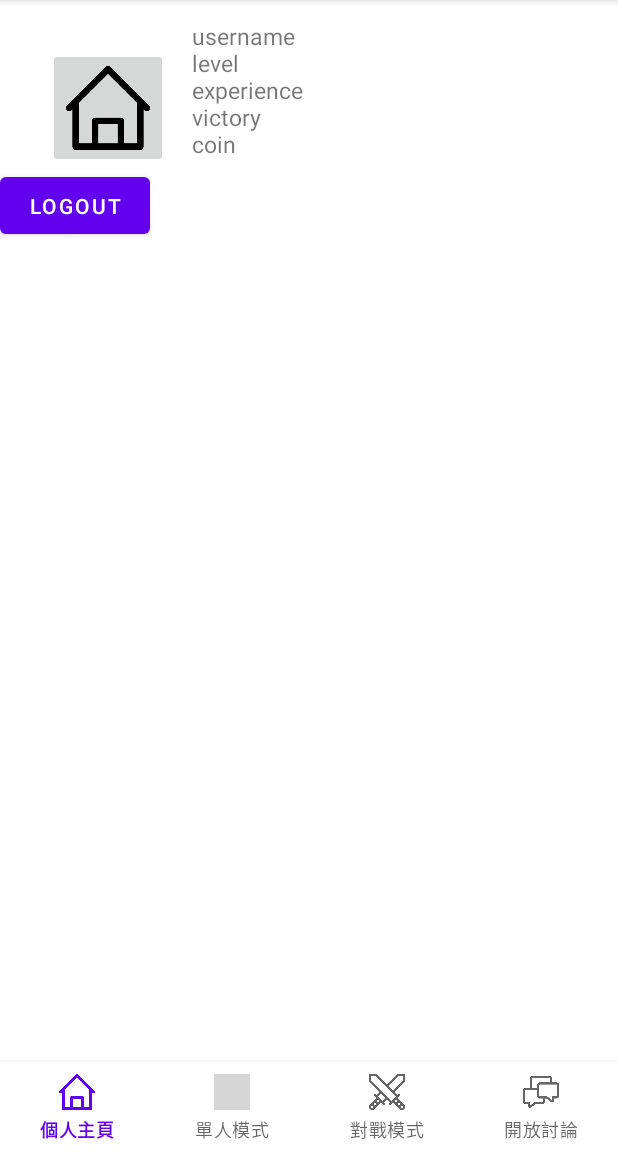
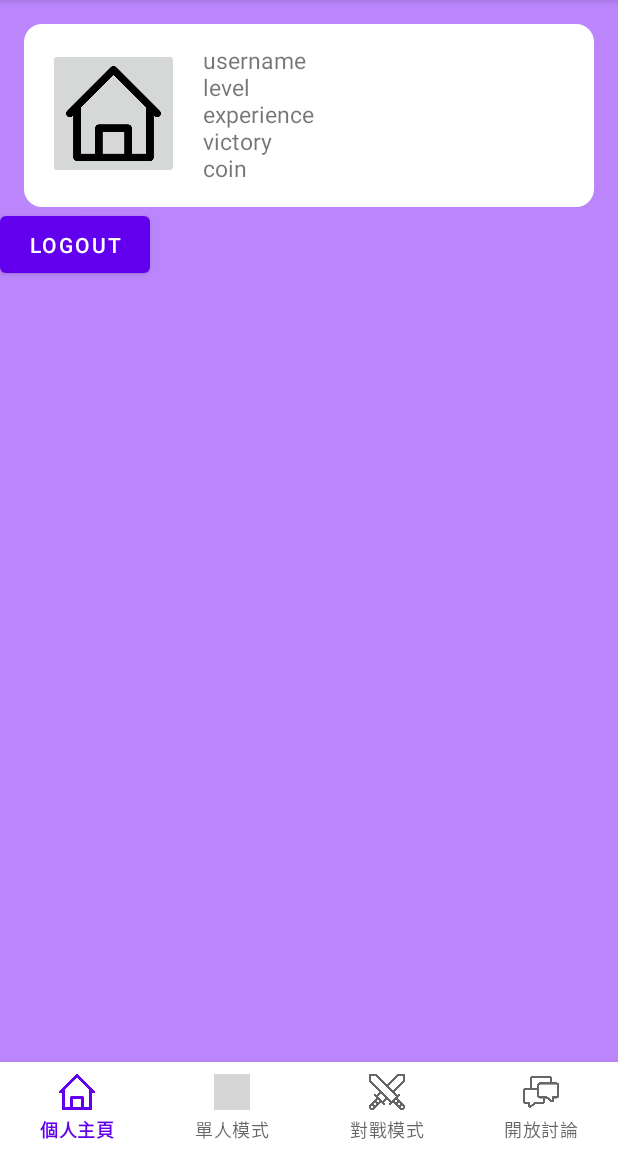
Before and after one commit to panliu0310/Quizdle, an Android app: the screen it shows after launch once a user with an empty profile is signed in (MainActivity), on a phone screen of 412 x 824 dp, the part 84-1236 px from its top. Run offline under Robolectric (Android 15) with nearby library versions, the phone set to English and light mode, and no system bars; our stand-ins replace Firebase (no records; nobody signed in at launch, a user with empty details on screens opened directly); grey boxes are pictures that could not be loaded.

Commit message:
HomeFragment UI more beautiful

```diff
--- /dev/null
+++ b/app/src/main/res/drawable/bg_corner_white.xml
@@ -0,0 +1,9 @@
+<?xml version="1.0" encoding="utf-8"?>
+<shape xmlns:android="http://schemas.android.com/apk/res/android"
+    android:shape="rectangle">
+
+    <solid android:color="#FFFFFF" />
+
+    <corners android:radius="@dimen/corner_common" />
+
+</shape>
--- a/app/src/main/res/layout/fragment_home.xml
+++ b/app/src/main/res/layout/fragment_home.xml
@@ -9,7 +9,8 @@
     <androidx.constraintlayout.widget.ConstraintLayout
         android:id="@+id/cl_content"
         android:layout_width="match_parent"
-        android:layout_height="match_parent">
+        android:layout_height="match_parent"
+        android:background="@color/purple_200">
 
         <androidx.constraintlayout.widget.ConstraintLayout
             android:id="@+id/cl_profile"
@@ -18,13 +19,15 @@
             android:layout_marginTop="@dimen/margintop_common"
             android:layout_marginStart="@dimen/marginstart_common"
             android:layout_marginEnd="@dimen/marginend_common"
+            android:paddingBottom="16dp"
+            android:background="@drawable/bg_corner_white"
             app:layout_constraintStart_toStartOf="parent"
             app:layout_constraintTop_toTopOf="parent">
 
             <ImageButton
                 android:id="@+id/ib_icon"
-                android:layout_width="80dp"
-                android:layout_height="80dp"
+                android:layout_width="87dp"
+                android:layout_height="87dp"
                 android:layout_marginTop="@dimen/margintop_common"
                 android:layout_marginStart="@dimen/marginstart_common"
                 android:src="@drawable/home"
@@ -37,6 +40,7 @@
                 android:id="@+id/ppv_username"
                 android:layout_width="0dp"
                 android:layout_height="wrap_content"
+                android:layout_marginTop="@dimen/margintop_common"
                 app:profileName="username"
                 app:layout_constraintStart_toEndOf="@id/ib_icon"
                 app:layout_constraintTop_toTopOf="parent"/>
--- a/app/src/main/res/values/dimen.xml
+++ b/app/src/main/res/values/dimens.xml
@@ -3,4 +3,5 @@
     <dimen name="margintop_common">16dp</dimen>
     <dimen name="marginstart_common">16dp</dimen>
     <dimen name="marginend_common">16dp</dimen>
+    <dimen name="corner_common">12dp</dimen>
 </resources>
```
